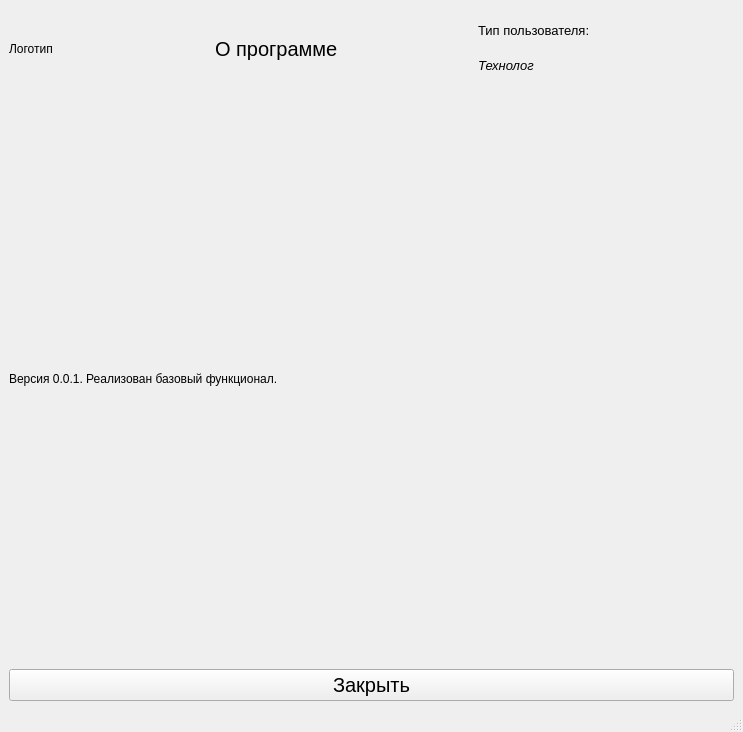
Before: the Qt Designer form about_window.ui in yn4kwert/Technologist, drawn with Qt 5.
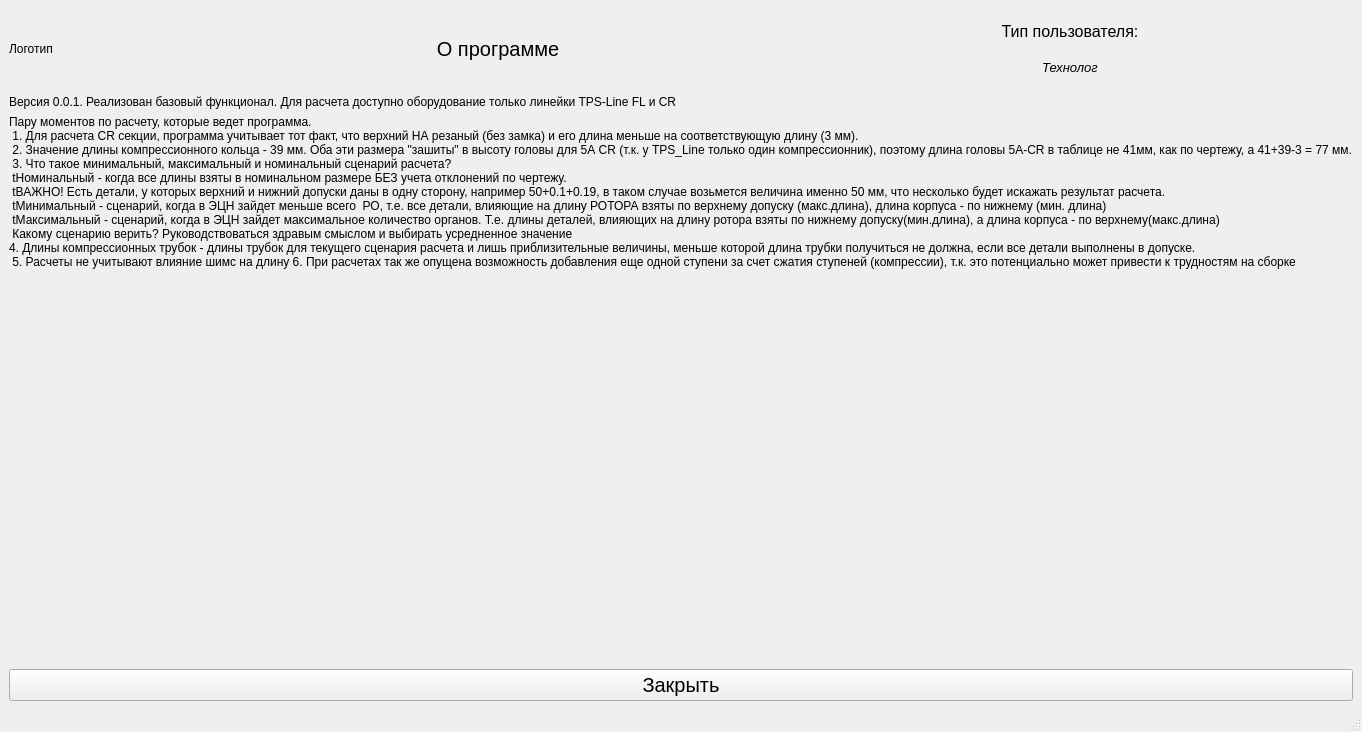
After: the same form once the commit is applied.

```diff
--- a/about_window.ui
+++ b/about_window.ui
@@ -6,7 +6,7 @@
    <rect>
     <x>0</x>
     <y>0</y>
-    <width>743</width>
+    <width>1318</width>
     <height>732</height>
    </rect>
   </property>
@@ -70,6 +70,9 @@
           <property name="text">
            <string>О программе</string>
           </property>
+          <property name="alignment">
+           <set>Qt::AlignCenter</set>
+          </property>
          </widget>
         </item>
         <item>
@@ -84,13 +87,22 @@
             </property>
             <property name="font">
              <font>
-              <family>MS Sans Serif</family>
-              <pointsize>10</pointsize>
+              <family>Arial</family>
+              <pointsize>12</pointsize>
+              <weight>9</weight>
+              <italic>false</italic>
+              <bold>false</bold>
              </font>
             </property>
+            <property name="styleSheet">
+             <string notr="true">font: 75 12pt &quot;Arial&quot;;</string>
+            </property>
             <property name="text">
              <string>Тип пользователя:</string>
             </property>
+            <property name="alignment">
+             <set>Qt::AlignCenter</set>
+            </property>
            </widget>
           </item>
           <item>
@@ -111,6 +123,9 @@
             <property name="text">
              <string>Технолог</string>
             </property>
+            <property name="alignment">
+             <set>Qt::AlignCenter</set>
+            </property>
            </widget>
           </item>
          </layout>
@@ -120,16 +135,46 @@
       <item>
        <widget class="QLabel" name="labelInfo">
         <property name="sizePolicy">
-         <sizepolicy hsizetype="Preferred" vsizetype="MinimumExpanding">
+         <sizepolicy hsizetype="Preferred" vsizetype="Fixed">
           <horstretch>0</horstretch>
           <verstretch>0</verstretch>
          </sizepolicy>
         </property>
         <property name="text">
-         <string>Версия 0.0.1. Реализован базовый функционал.</string>
+         <string>Версия 0.0.1. Реализован базовый функционал. Для расчета доступно оборудование только линейки TPS-Line FL и CR</string>
         </property>
        </widget>
       </item>
+      <item>
+       <widget class="QLabel" name="label_2">
+        <property name="text">
+         <string>Пару моментов по расчету, которые ведет программа.
+ 1. Для расчета CR секции, программа учитывает тот факт, что верхний НА резаный (без замка) и его длина меньше на соответствующую длину (3 мм). 
+ 2. Значение длины компрессионного кольца - 39 мм. Оба эти размера &quot;зашиты&quot; в высоту головы для 5А CR (т.к. у TPS_Line только один компрессионник), поэтому длина головы 5А-CR в таблице не 41мм, как по чертежу, а 41+39-3 = 77 мм. 
+ 3. Что такое минимальный, максимальный и номинальный сценарий расчета? 
+ tНоминальный - когда все длины взяты в номинальном размере БЕЗ учета отклонений по чертежу. 
+ tВАЖНО! Есть детали, у которых верхний и нижний допуски даны в одну сторону, например 50+0.1+0.19, в таком случае возьмется величина именно 50 мм, что несколько будет искажать результат расчета. 
+ tМинимальный - сценарий, когда в ЭЦН зайдет меньше всего  РО, т.е. все детали, влияющие на длину РОТОРА взяты по верхнему допуску (макс.длина), длина корпуса - по нижнему (мин. длина) 
+ tМаксимальный - сценарий, когда в ЭЦН зайдет максимальное количество органов. Т.е. длины деталей, влияющих на длину ротора взяты по нижнему допуску(мин.длина), а длина корпуса - по верхнему(макс.длина)
+ Какому сценарию верить? Руководствоваться здравым смыслом и выбирать усредненное значение
+4. Длины компрессионных трубок - длины трубок для текущего сценария расчета и лишь приблизительные величины, меньше которой длина трубки получиться не должна, если все детали выполнены в допуске. 
+ 5. Расчеты не учитывают влияние шимс на длину 6. При расчетах так же опущена возможность добавления еще одной ступени за счет сжатия ступеней (компрессии), т.к. это потенциально может привести к трудностям на сборке</string>
+        </property>
+       </widget>
+      </item>
+      <item>
+       <spacer name="verticalSpacer">
+        <property name="orientation">
+         <enum>Qt::Vertical</enum>
+        </property>
+        <property name="sizeHint" stdset="0">
+         <size>
+          <width>20</width>
+          <height>40</height>
+         </size>
+        </property>
+       </spacer>
+      </item>
       <item>
        <widget class="QPushButton" name="pushButtonClose">
         <property name="font">
```
Left out of the diff: 4 changed lines with no effect on the pictures.
